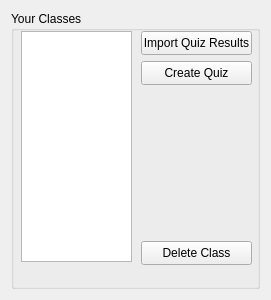
Qt form PeerPilot/viewclasses/viewclasses.ui (lsevcik/peerpilot) before a commit.
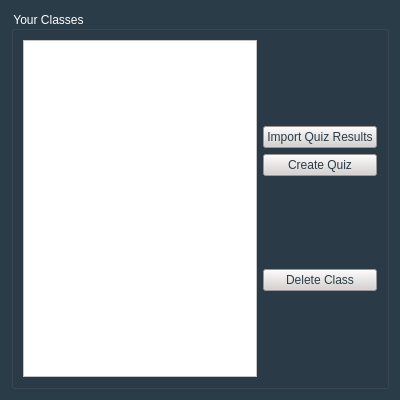
The same form after that commit.

Commit message: Updated UI, Next will make buttons work

Patch:
```diff
--- a/PeerPilot/viewclasses/viewclasses.ui
+++ b/PeerPilot/viewclasses/viewclasses.ui
@@ -6,68 +6,119 @@
    <rect>
     <x>0</x>
     <y>0</y>
-    <width>271</width>
-    <height>300</height>
+    <width>400</width>
+    <height>400</height>
    </rect>
   </property>
   <property name="windowTitle">
    <string>Form</string>
   </property>
+  <property name="styleSheet">
+   <string notr="true">background-color: rgb(42, 60, 72);</string>
+  </property>
   <layout class="QGridLayout" name="gridLayout">
    <item row="0" column="0">
     <widget class="QGroupBox" name="groupBox">
+     <property name="styleSheet">
+      <string notr="true">font: 11pt &quot;Calibri&quot;;
+color: rgb(255, 255, 255);</string>
+     </property>
      <property name="title">
       <string>Your Classes</string>
      </property>
+     <layout class="QHBoxLayout" name="horizontalLayout_3">
+      <item>
      <widget class="QListView" name="classListView">
-      <property name="geometry">
-       <rect>
-        <x>10</x>
-        <y>20</y>
-        <width>111</width>
-        <height>231</height>
-       </rect>
-      </property>
-     </widget>
+        <property name="styleSheet">
+         <string notr="true">font: 12pt &quot;Calibri&quot;;
+background-color: rgb(255, 255, 255);
+color: rgb(0, 0, 0);</string>
+        </property>
+       </widget>
+      </item>
+      <item>
+       <layout class="QVBoxLayout" name="verticalLayout_2">
+        <item>
+         <spacer name="verticalSpacer_3">
+          <property name="orientation">
+           <enum>Qt::Vertical</enum>
+          </property>
+          <property name="sizeHint" stdset="0">
+           <size>
+            <width>20</width>
+            <height>40</height>
+           </size>
+          </property>
+         </spacer>
+        </item>
+        <item>
      <widget class="QPushButton" name="importQuizResultsPushButton">
-      <property name="geometry">
-       <rect>
-        <x>130</x>
-        <y>20</y>
-        <width>111</width>
-        <height>24</height>
-       </rect>
+          <property name="styleSheet">
+           <string notr="true">color: rgb(42, 60, 70);
+background-color: rgb(215, 209, 209);
+border-top-color: rgb(0, 85, 255);
+font: 12pt &quot;Calibri&quot;;</string>
       </property>
       <property name="text">
        <string>Import Quiz Results</string>
       </property>
      </widget>
+        </item>
+        <item>
      <widget class="QPushButton" name="pushButton">
-      <property name="geometry">
-       <rect>
-        <x>130</x>
-        <y>50</y>
-        <width>111</width>
-        <height>24</height>
-       </rect>
+          <property name="styleSheet">
+           <string notr="true">color: rgb(42, 60, 70);
+background-color: rgb(215, 209, 209);
+border-top-color: rgb(0, 85, 255);
+font: 12pt &quot;Calibri&quot;;</string>
       </property>
       <property name="text">
        <string>Create Quiz</string>
       </property>
      </widget>
+        </item>
+        <item>
+         <spacer name="verticalSpacer">
+          <property name="orientation">
+           <enum>Qt::Vertical</enum>
+          </property>
+          <property name="sizeHint" stdset="0">
+           <size>
+            <width>20</width>
+            <height>40</height>
+           </size>
+          </property>
+         </spacer>
+        </item>
+        <item>
      <widget class="QPushButton" name="pushButton_2">
-      <property name="geometry">
-       <rect>
-        <x>130</x>
-        <y>230</y>
-        <width>111</width>
-        <height>24</height>
-       </rect>
+          <property name="styleSheet">
+           <string notr="true">color: rgb(42, 60, 70);
+background-color: rgb(215, 209, 209);
+border-top-color: rgb(0, 85, 255);
+font: 12pt &quot;Calibri&quot;;</string>
       </property>
       <property name="text">
        <string>Delete Class</string>
       </property>
      </widget>
+        </item>
+        <item>
+         <spacer name="verticalSpacer_2">
+          <property name="orientation">
+           <enum>Qt::Vertical</enum>
+          </property>
+          <property name="sizeHint" stdset="0">
+           <size>
+            <width>20</width>
+            <height>40</height>
+           </size>
+          </property>
+         </spacer>
+        </item>
+       </layout>
+      </item>
+     </layout>
     </widget>
    </item>
   </layout>
```
Lines whose indentation alone changed are shown as unchanged. The commit also changes 7 other files.
